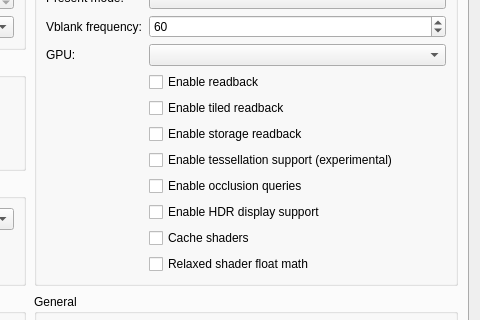
Old version of the form src/launcher/forms/configuration_edit_dialog.ui in the repository carbonimax/Kytsu; both pictures show x 420 to 900 and y 116 to 436 of the 900 by 911 pixel window.
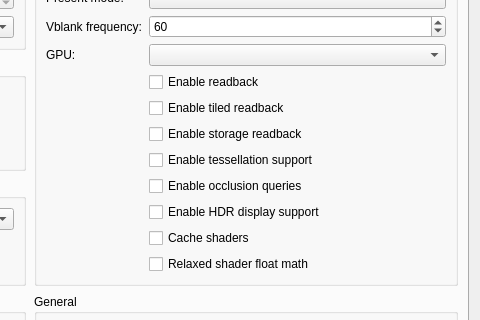
New version of the form. Custom widgets are drawn as their Qt base class.

Commit message:
feat(tessellation): draw tessellation patches by default
Tessellation patch draws were skipped unless --tessellation was given. With
the per-location control-point layout (KYTY_TESS_HS_MODEL, default 1), a
racing game's car bodies render with their clear coat and wheels instead of
black bodies without wheels.

- Emulator config and launcher default: on.
- --no-tessellation turns it off; --tessellation is still accepted.
- The launcher passes --no-tessellation when its box is unchecked.

Diff of the .ui file:
```diff
--- a/src/launcher/forms/configuration_edit_dialog.ui
+++ b/src/launcher/forms/configuration_edit_dialog.ui
@@ -181,8 +181,8 @@
             </item>
             <item row="8" column="1">
              <widget class="QCheckBox" name="checkBox_tessellation">
-              <property name="toolTip"><string>Draw tessellated geometry. Disabled by default; unsupported tessellation may cause crashes.</string></property>
-              <property name="text"><string>Enable tessellation support (experimental)</string></property>
+              <property name="toolTip"><string>Draw tessellated geometry. On by default; turn it off to skip patch draws.</string></property>
+              <property name="text"><string>Enable tessellation support</string></property>
              </widget>
             </item>
             <item row="9" column="1">
```
The commit also changes 4 other files.
